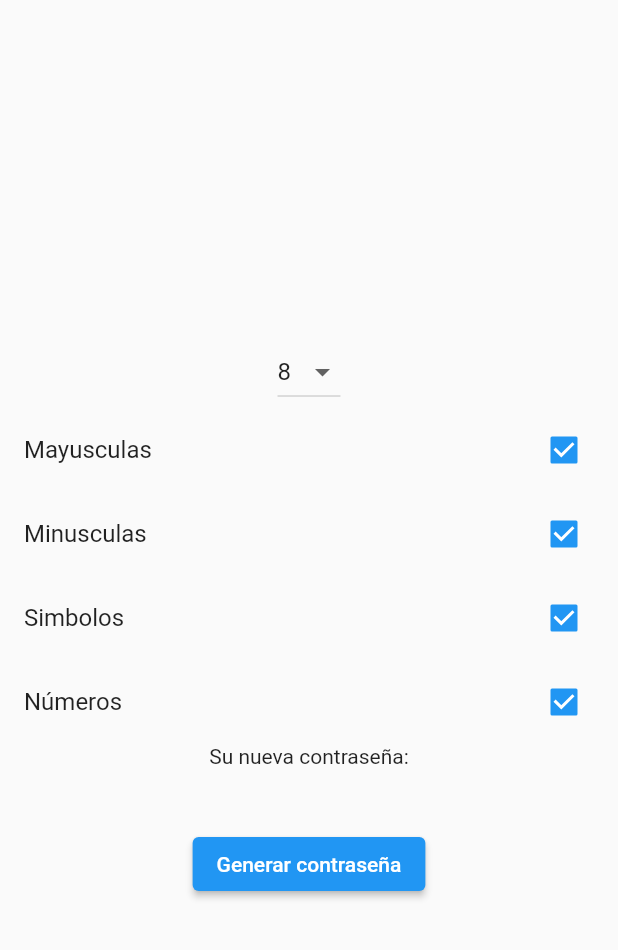
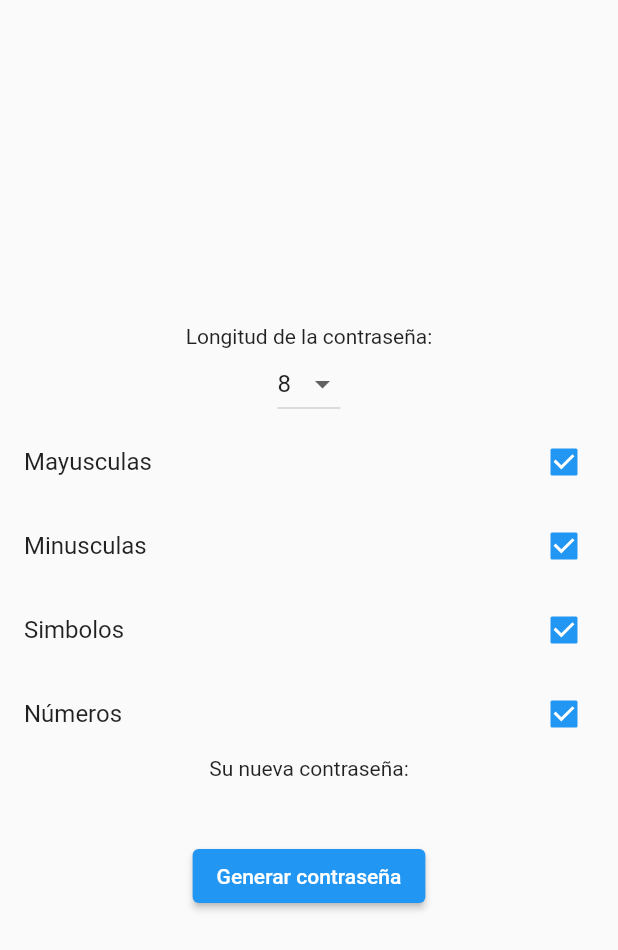
Before and after one commit to Collanteslu/easypass, a Flutter app: the screen it shows after launch, on a phone screen of 412 x 824 dp. Shown: the top 950 px of the screen. Run offline on Flutter 3.47's test engine with Material 2 defaults, Android fonts, the phone set to English and light mode, and no system bars.

Commit message:
añadido texto a la longitud

```diff
--- a/lib/pages/PasswordGenerator.dart
+++ b/lib/pages/PasswordGenerator.dart
@@ -36,6 +36,9 @@ class _MyHomePageState extends State<PasswordGenerator> {
         child: Column(
           mainAxisAlignment: MainAxisAlignment.center,
           children: <Widget>[
+            const Text(
+              'Longitud de la contraseña:',
+            ),
             //creamos un select del 1 al 32 para el numero de caracteres
             DropdownButton<int>(
               value: passwordLength,
```
